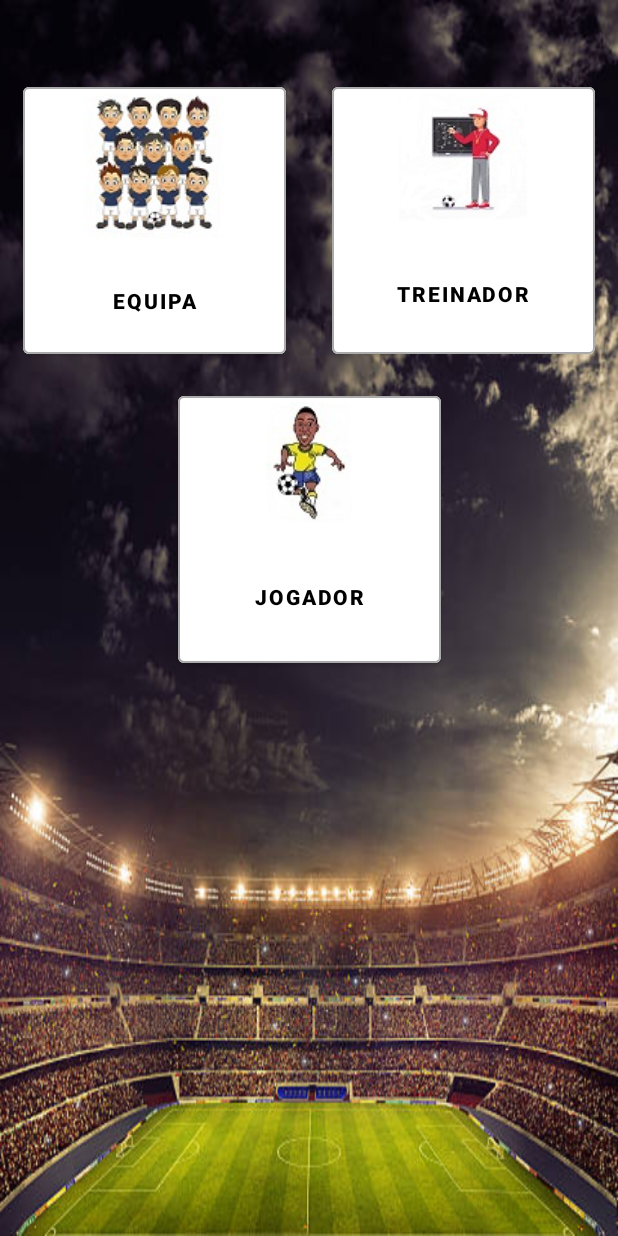
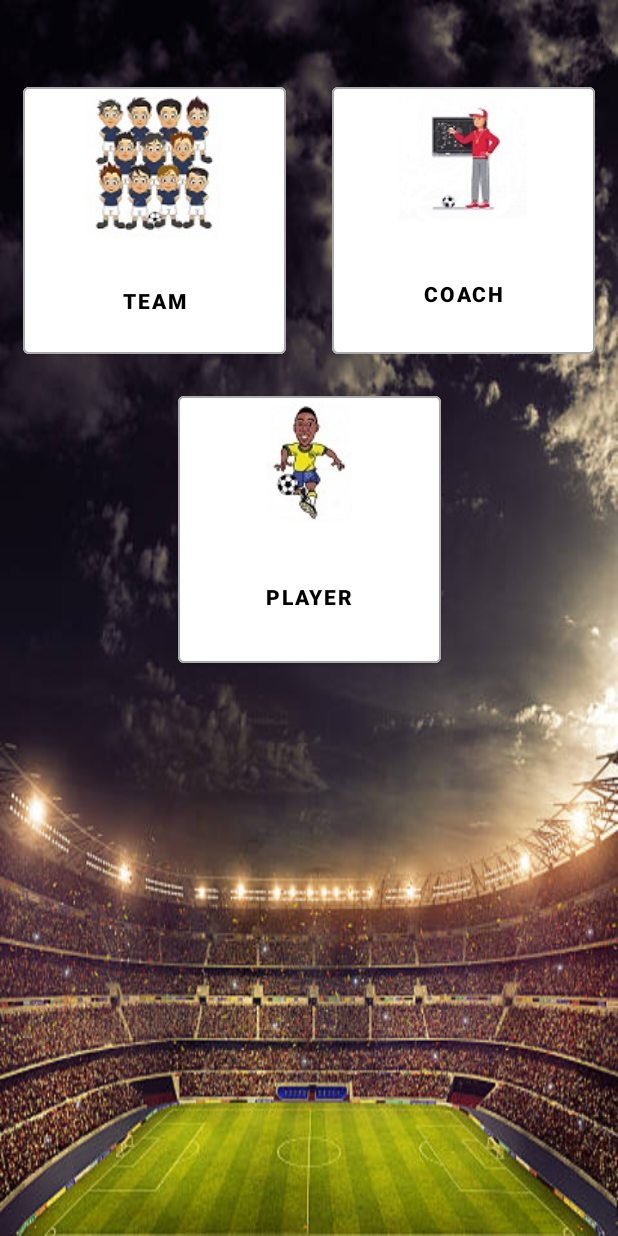
Before and after one commit to RodrigoSL06/TrabFinal2022ProgAvanc, an Android app: the layout activity_main2.xml on its own in the app's theme, with its tools: preview values and no code run, on a phone screen of 412 x 824 dp. Run offline under Robolectric (Android 15) with nearby library versions, the phone set to English and light mode, and no system bars; Roboto replaces fonts that are not available here.

Commit message:
Adicionadas String as palavras do layout

```diff
--- a/app/build.gradle
+++ b/app/build.gradle
@@ -32,6 +32,7 @@ android {
     buildFeatures {
         viewBinding true
     }
+    namespace 'pt.ipg.trabfinal2022progavanc'
 }
 
 dependencies {
--- a/app/src/main/AndroidManifest.xml
+++ b/app/src/main/AndroidManifest.xml
@@ -1,6 +1,5 @@
 <?xml version="1.0" encoding="utf-8"?>
-<manifest xmlns:android="http://schemas.android.com/apk/res/android"
-    package="pt.ipg.trabfinal2022progavanc">
+<manifest xmlns:android="http://schemas.android.com/apk/res/android">
 
     <application
         android:allowBackup="true"
--- a/app/src/main/res/layout/activity_main2.xml
+++ b/app/src/main/res/layout/activity_main2.xml
@@ -1,5 +1,6 @@
 <?xml version="1.0" encoding="utf-8"?>
-<androidx.constraintlayout.widget.ConstraintLayout xmlns:android="http://schemas.android.com/apk/res/android"
+<androidx.constraintlayout.widget.ConstraintLayout
+    xmlns:android="http://schemas.android.com/apk/res/android"
     xmlns:app="http://schemas.android.com/apk/res-auto"
     xmlns:tools="http://schemas.android.com/tools"
     android:layout_width="match_parent"
@@ -17,7 +18,7 @@
         android:layout_marginTop="52dp"
         android:adjustViewBounds="true"
         android:drawableTop="@drawable/team"
-        android:text="Equipa"
+        android:text="@string/Team"
         android:textColor="@color/black"
         android:textStyle="bold"
         app:backgroundTint="#FFFFFF"
@@ -37,7 +38,7 @@
         android:layout_marginRight="15dp"
         android:drawableTop="@drawable/coach"
         android:scaleType="fitEnd"
-        android:text="Treinador"
+        android:text="@string/Coach"
         android:textColor="#000000"
         android:textStyle="bold"
         app:backgroundTint="#FFFFFF"
@@ -53,7 +54,7 @@
         android:layout_marginTop="16dp"
         android:drawableTop="@drawable/player"
         android:scaleType="fitEnd"
-        android:text="Jogador"
+        android:text="@string/Player"
         android:textColor="#000000"
         android:textStyle="bold"
         app:backgroundTint="#FFFFFF"
--- a/app/src/main/res/values/strings.xml
+++ b/app/src/main/res/values/strings.xml
@@ -10,4 +10,9 @@
     <string name="hello_first_fragment">Hello first fragment</string>
     <string name="hello_second_fragment">Hello second fragment. Arg: %1$s</string>
     <string name="title_activity_main2">MainActivity2</string>
+    <string name="Torneio">Torneio de Futsal</string>
+    <string name="Team">Team</string>
+    <string name="Coach">Coach</string>
+    <string name="Player">Player</string>
+    <string name="Login">Login</string>
 </resources>
--- a/build.gradle
+++ b/build.gradle
@@ -1,7 +1,7 @@
 // Top-level build file where you can add configuration options common to all sub-projects/modules.
 plugins {
-    id 'com.android.application' version '7.1.3' apply false
-    id 'com.android.library' version '7.1.3' apply false
+    id 'com.android.application' version '7.2.0' apply false
+    id 'com.android.library' version '7.2.0' apply false
     id 'org.jetbrains.kotlin.android' version '1.6.21' apply false
 }
 
```
Also changed, not shown: app/src/main/res/layout/activity_main.xml (+4 -5 lines), app/src/main/res/drawable/initi.jpg (added), gradle/wrapper/gradle-wrapper.properties.
